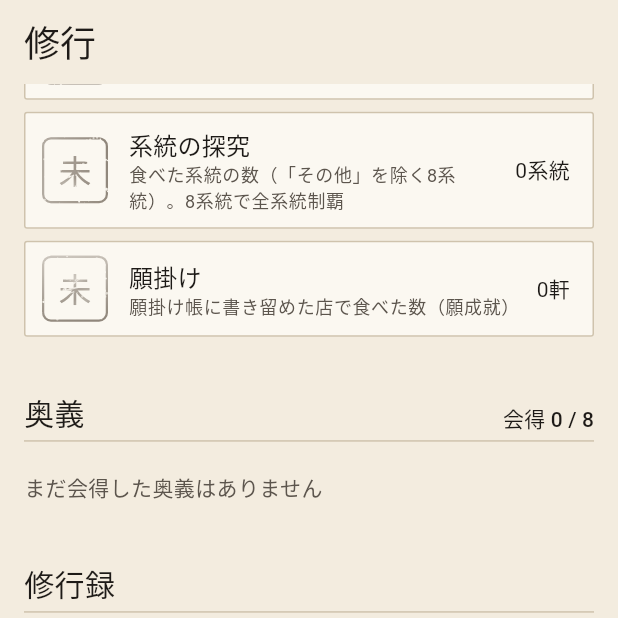
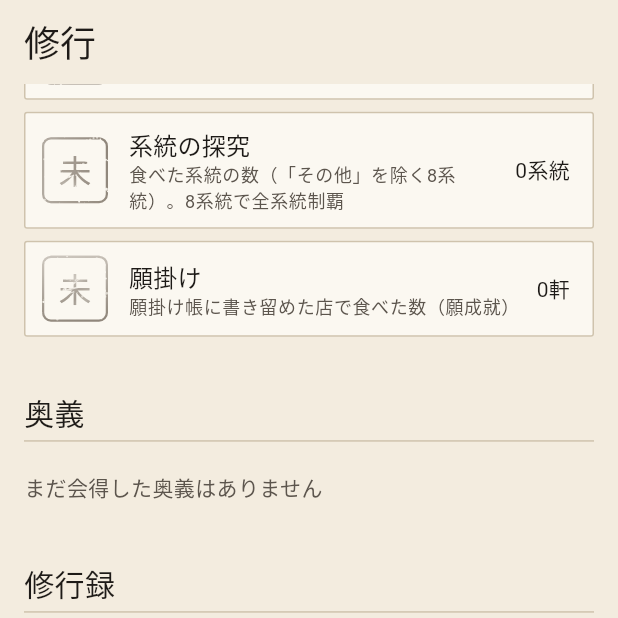
Before and after one commit to aiandrox/chakudon-quest, a Flutter app: the screen it shows after launch, item 3 of the bottom bar chosen, scrolled down 576 dp, on a phone screen of 412 x 824 dp, the top half of it. Run offline on Flutter 3.47's test engine with Material 3 defaults, Android fonts, the phone set to English and light mode, and no system bars; our stand-ins replace drift, drift_flutter, flutter_local_notifications, flutter_map, flutter_riverpod, geolocator and 4 more; missing offline and left inert: exif, file_selector; accounts and stored records are empty; generated files the repository leaves out were written again; Roboto replaces fonts that are missing (ShipporiMincho, YujiSyuku).

Commit message:
奥義の会得数をやめ、印に会得日を入れ、詳細では日付を文字で出さない (#138)
Co-authored-by: Claude Opus 5.5 <noreply@anthropic.com>

```diff
--- a/lib/features/quests/quest_list_screen.dart
+++ b/lib/features/quests/quest_list_screen.dart
@@ -4,7 +4,6 @@ import 'package:flutter_riverpod/flutter_riverpod.dart';
 import '../../l10n/app_localizations.dart';
 import '../../theme/washi.dart';
 import '../scoring/scoring_providers.dart';
-import '../records/date_format.dart';
 import '../visit_detail/visit_detail_screen.dart';
 import 'quest_seal.dart';
 import 'quests.dart';
@@ -40,10 +39,7 @@ class QuestSections extends ConsumerWidget {
         _SectionHeader(title: l10n.questStanding),
         for (final progress in standing) _QuestCard(progress: progress),
         const SizedBox(height: 24),
-        _SectionHeader(
-          title: l10n.questSpot,
-          summary: l10n.questSpotSummary(achieved.length, spot.length),
-        ),
+        _SectionHeader(title: l10n.questSpot),
         if (achieved.isEmpty)
           Padding(
             padding: const EdgeInsets.symmetric(vertical: 8),
@@ -67,22 +63,15 @@ class QuestSections extends ConsumerWidget {
 }
 
 class _SectionHeader extends StatelessWidget {
-  const _SectionHeader({required this.title, this.summary});
+  const _SectionHeader({required this.title});
 
   final String title;
-  final String? summary;
 
   @override
   Widget build(BuildContext context) {
-    final textTheme = Theme.of(context).textTheme;
     return Padding(
       padding: const EdgeInsets.only(top: 8, bottom: 4),
-      child: SectionTitle(
-        title,
-        trailing: summary == null
-            ? null
-            : Text(summary!, style: textTheme.titleSmall),
-      ),
+      child: SectionTitle(title),
     );
   }
 }
@@ -173,7 +162,12 @@ class _SpotSeal extends StatelessWidget {
           padding: const EdgeInsets.symmetric(vertical: 8),
           child: Column(
             children: [
-              QuestSeal(quest: quest, level: progress.level, size: 64),
+              QuestSeal(
+                quest: quest,
+                level: progress.level,
+                size: 64,
+                achievedAt: progress.levelAchievedAt.first,
+              ),
               const SizedBox(height: 6),
               Text(
                 quest.title,
@@ -206,7 +200,12 @@ class _SpotDetails extends StatelessWidget {
         child: Column(
           mainAxisSize: MainAxisSize.min,
           children: [
-            QuestSeal(quest: quest, level: progress.level, size: 96),
+            QuestSeal(
+              quest: quest,
+              level: progress.level,
+              size: 112,
+              achievedAt: by.visit.eatenAt,
+            ),
             const SizedBox(height: 12),
             Text(
               quest.title,
@@ -220,10 +219,7 @@ class _SpotDetails extends StatelessWidget {
             ),
             const SizedBox(height: 16),
             Text(
-              l10n.questSpotAchievedAt(
-                formatDate(by.visit.eatenAt),
-                by.shop.name,
-              ),
+              l10n.questSpotAchievedShop(by.shop.name),
               textAlign: TextAlign.center,
               style: textTheme.bodyLarge,
             ),
--- a/lib/features/quests/quest_seal.dart
+++ b/lib/features/quests/quest_seal.dart
@@ -5,6 +5,7 @@ import 'package:flutter/material.dart';
 import '../../l10n/app_localizations.dart';
 import '../../theme/ink_wear.dart';
 import '../../theme/washi.dart';
+import '../inkan/inkan_stamp.dart';
 import 'quests.dart';
 
 const _daiji = ['壱', '弐', '参', '肆', '伍', '陸', '漆', '捌', '玖', '拾'];
@@ -21,11 +22,15 @@ class QuestSeal extends StatelessWidget {
     required this.quest,
     required this.level,
     this.size = 52,
+    this.achievedAt,
   });
 
   final Quest quest;
   final int level;
   final double size;
+
+  /// 奥義の印に入れる、会得した日。
+  final DateTime? achievedAt;
 
   @override
   Widget build(BuildContext context) {
@@ -45,14 +50,41 @@ class QuestSeal extends StatelessWidget {
                 child: CustomPaint(
                   painter: _SpotSealPainter(design.shape),
                   child: Center(
-                    child: Text(
-                      design.glyph,
-                      style: TextStyle(
-                        fontFamily: Washi.brush,
-                        fontSize: size * 0.46,
-                        height: 1.05,
-                        color: Washi.shu,
-                      ),
+                    child: Column(
+                      mainAxisSize: MainAxisSize.min,
+                      children: [
+                        Text(
+                          design.glyph,
+                          style: TextStyle(
+                            fontFamily: Washi.brush,
+                            fontSize: size * (achievedAt == null ? 0.46 : 0.36),
+                            height: 1.0,
+                            color: Washi.shu,
+                          ),
+                        ),
+                        if (achievedAt case final at?)
+                          SizedBox(
+                            // 菱形と花は内側が狭いので、日付を小さくする。
+                            width:
+                                size *
+                                (design.shape == QuestSealShape.diamond ||
+                                        design.shape == QuestSealShape.flower
+                                    ? 0.38
+                                    : 0.5),
+                            child: FittedBox(
+                              child: Text(
+                                kanjiEraDate(l10n, at),
+                                textAlign: TextAlign.center,
+                                style: TextStyle(
+                                  fontFamily: Washi.brush,
+                                  fontSize: size * 0.12,
+                                  height: 0.95,
+                                  color: Washi.shu,
+                                ),
+                              ),
+                            ),
+                          ),
+                      ],
                     ),
                   ),
                 ),
--- a/lib/l10n/app_localizations.dart
+++ b/lib/l10n/app_localizations.dart
@@ -1966,209 +1966,209 @@ abstract class AppLocalizations {
   /// **'まだ会得した奥義はありません'**
   String get questSpotNone;
 
-  /// No description provided for @questSpotAchievedAt.
-  ///
-  /// In ja, this message translates to:
-  /// **'{date} {shop}にて会得'**
-  String questSpotAchievedAt(String date, String shop);
+  /// No description provided for @reviewEntry.
+  ///
+  /// In ja, this message translates to:
+  /// **'{year}年の振り返り'**
+  String reviewEntry(int year);
+
+  /// No description provided for @reviewInvite.
+  ///
+  /// In ja, this message translates to:
+  /// **'{year}年の修行を振り返りませんか'**
+  String reviewInvite(int year);
+
+  /// No description provided for @reviewInviteSub.
+  ///
+  /// In ja, this message translates to:
+  /// **'この一年の杯数・最高の一杯・会得した型をめくって見られます'**
+  String get reviewInviteSub;
+
+  /// No description provided for @reviewDismiss.
+  ///
+  /// In ja, this message translates to:
+  /// **'閉じる'**
+  String get reviewDismiss;
+
+  /// No description provided for @reviewCoverEra.
+  ///
+  /// In ja, this message translates to:
+  /// **'{era}{eraYear}年'**
+  String reviewCoverEra(String era, String eraYear);
+
+  /// No description provided for @reviewCoverYear.
+  ///
+  /// In ja, this message translates to:
+  /// **'（{year}年）の修行'**
+  String reviewCoverYear(int year);
+
+  /// No description provided for @reviewCoverHint.
+  ///
+  /// In ja, this message translates to:
+  /// **'左へめくって、一年を振り返る'**
+  String get reviewCoverHint;
+
+  /// No description provided for @reviewCoverEmpty.
+  ///
+  /// In ja, this message translates to:
+  /// **'この年の記録はありません'**
+  String get reviewCoverEmpty;
+
+  /// No description provided for @reviewYearOption.
+  ///
+  /// In ja, this message translates to:
+  /// **'{year}年'**
+  String reviewYearOption(int year);
+
+  /// No description provided for @reviewCountsTitle.
+  ///
+  /// In ja, this message translates to:
+  /// **'この一年で'**
+  String get reviewCountsTitle;
+
+  /// No description provided for @reviewBowls.
+  ///
+  /// In ja, this message translates to:
+  /// **'食べた杯数'**
+  String get reviewBowls;
+
+  /// No description provided for @reviewShops.
+  ///
+  /// In ja, this message translates to:
+  /// **'訪ねた店'**
+  String get reviewShops;
+
+  /// No description provided for @reviewShopCount.
+  ///
+  /// In ja, this message translates to:
+  /// **'{count}軒'**
+  String reviewShopCount(int count);
+
+  /// No description provided for @reviewRetreats.
+  ///
+  /// In ja, this message translates to:
+  /// **'撤退'**
+  String get reviewRetreats;
+
+  /// No description provided for @reviewRetreatCount.
+  ///
+  /// In ja, this message translates to:
+  /// **'{count}回'**
+  String reviewRetreatCount(int count);
+
+  /// No description provided for @reviewPoints.
+  ///
+  /// In ja, this message translates to:
+  /// **'得た修行点'**
+  String get reviewPoints;
+
+  /// No description provided for @reviewFavoriteTitle.
+  ///
+  /// In ja, this message translates to:
+  /// **'いちばん通った店'**
+  String get reviewFavoriteTitle;
+
+  /// No description provided for @reviewFavoriteLine.
+  ///
+  /// In ja, this message translates to:
+  /// **'この一年で {count}杯'**
+  String reviewFavoriteLine(int count);
+
+  /// No description provided for @reviewBestTitle.
+  ///
+  /// In ja, this message translates to:
+  /// **'最高の一杯'**
+  String get reviewBestTitle;
+
+  /// No description provided for @reviewWaitTitle.
+  ///
+  /// In ja, this message translates to:
+  /// **'いちばん並んだ一杯'**
+  String get reviewWaitTitle;
+
+  /// No description provided for @reviewMonthlyTitle.
+  ///
+  /// In ja, this message translates to:
+  /// **'月ごとの杯数'**
+  String get reviewMonthlyTitle;
+
+  /// No description provided for @reviewMonth.
+  ///
+  /// In ja, this message translates to:
+  /// **'{month}月'**
+  String reviewMonth(int month);
+
+  /// No description provided for @reviewMonthBowls.
+  ///
+  /// In ja, this message translates to:
+  /// **'{month}月 {count}杯'**
+  String reviewMonthBowls(int month, int count);
+
+  /// No description provided for @reviewAchievementsTitle.
+  ///
+  /// In ja, this message translates to:
+  /// **'この一年の成果'**
+  String get reviewAchievementsTitle;
+
+  /// No description provided for @reviewRanks.
+  ///
+  /// In ja, this message translates to:
+  /// **'上がった段位'**
+  String get reviewRanks;
+
+  /// No description provided for @reviewQuests.
+  ///
+  /// In ja, this message translates to:
+  /// **'会得した型と奥義'**
+  String get reviewQuests;
+
+  /// No description provided for @reviewWishes.
+  ///
+  /// In ja, this message translates to:
+  /// **'叶った願'**
+  String get reviewWishes;
+
+  /// No description provided for @reviewWishCount.
+  ///
+  /// In ja, this message translates to:
+  /// **'{count}軒'**
+  String reviewWishCount(int count);
+
+  /// No description provided for @reviewExpeditions.
+  ///
+  /// In ja, this message translates to:
+  /// **'遠征'**
+  String get reviewExpeditions;
+
+  /// No description provided for @reviewExpeditionCount.
+  ///
+  /// In ja, this message translates to:
+  /// **'{count}回'**
+  String reviewExpeditionCount(int count);
+
+  /// No description provided for @reviewClosingTitle.
+  ///
+  /// In ja, this message translates to:
+  /// **'締めのひとこと'**
+  String get reviewClosingTitle;
+
+  /// No description provided for @reviewSummaryLine.
+  ///
+  /// In ja, this message translates to:
+  /// **'{bowls}杯・{shops}軒・{points}点'**
+  String reviewSummaryLine(int bowls, int shops, int points);
+
+  /// No description provided for @questSpotAchievedShop.
+  ///
+  /// In ja, this message translates to:
+  /// **'{shop}にて会得'**
+  String questSpotAchievedShop(String shop);
 
   /// No description provided for @questSpotOpenShop.
   ///
   /// In ja, this message translates to:
   /// **'その一杯を見る'**
   String get questSpotOpenShop;
-
-  /// No description provided for @reviewEntry.
-  ///
-  /// In ja, this message translates to:
-  /// **'{year}年の振り返り'**
-  String reviewEntry(int year);
-
-  /// No description provided for @reviewInvite.
-  ///
-  /// In ja, this message translates to:
-  /// **'{year}年の修行を振り返りませんか'**
-  String reviewInvite(int year);
-
-  /// No description provided for @reviewInviteSub.
-  ///
-  /// In ja, this message translates to:
-  /// **'この一年の杯数・最高の一杯・会得した型をめくって見られます'**
-  String get reviewInviteSub;
-
-  /// No description provided for @reviewDismiss.
-  ///
-  /// In ja, this message translates to:
-  /// **'閉じる'**
-  String get reviewDismiss;
-
-  /// No description provided for @reviewCoverEra.
-  ///
-  /// In ja, this message translates to:
-  /// **'{era}{eraYear}年'**
-  String reviewCoverEra(String era, String eraYear);
-
-  /// No description provided for @reviewCoverYear.
-  ///
-  /// In ja, this message translates to:
-  /// **'（{year}年）の修行'**
-  String reviewCoverYear(int year);
-
-  /// No description provided for @reviewCoverHint.
-  ///
-  /// In ja, this message translates to:
-  /// **'左へめくって、一年を振り返る'**
-  String get reviewCoverHint;
-
-  /// No description provided for @reviewCoverEmpty.
-  ///
-  /// In ja, this message translates to:
-  /// **'この年の記録はありません'**
-  String get reviewCoverEmpty;
-
-  /// No description provided for @reviewYearOption.
-  ///
-  /// In ja, this message translates to:
-  /// **'{year}年'**
-  String reviewYearOption(int year);
-
-  /// No description provided for @reviewCountsTitle.
-  ///
-  /// In ja, this message translates to:
-  /// **'この一年で'**
-  String get reviewCountsTitle;
-
-  /// No description provided for @reviewBowls.
-  ///
-  /// In ja, this message translates to:
-  /// **'食べた杯数'**
-  String get reviewBowls;
-
-  /// No description provided for @reviewShops.
-  ///
-  /// In ja, this message translates to:
-  /// **'訪ねた店'**
-  String get reviewShops;
-
-  /// No description provided for @reviewShopCount.
-  ///
-  /// In ja, this message translates to:
-  /// **'{count}軒'**
-  String reviewShopCount(int count);
-
-  /// No description provided for @reviewRetreats.
-  ///
-  /// In ja, this message translates to:
-  /// **'撤退'**
-  String get reviewRetreats;
-
-  /// No description provided for @reviewRetreatCount.
-  ///
-  /// In ja, this message translates to:
-  /// **'{count}回'**
-  String reviewRetreatCount(int count);
-
-  /// No description provided for @reviewPoints.
-  ///
-  /// In ja, this message translates to:
-  /// **'得た修行点'**
-  String get reviewPoints;
-
-  /// No description provided for @reviewFavoriteTitle.
-  ///
-  /// In ja, this message translates to:
-  /// **'いちばん通った店'**
-  String get reviewFavoriteTitle;
-
-  /// No description provided for @reviewFavoriteLine.
-  ///
-  /// In ja, this message translates to:
-  /// **'この一年で {count}杯'**
-  String reviewFavoriteLine(int count);
-
-  /// No description provided for @reviewBestTitle.
-  ///
-  /// In ja, this message translates to:
-  /// **'最高の一杯'**
-  String get reviewBestTitle;
-
-  /// No description provided for @reviewWaitTitle.
-  ///
-  /// In ja, this message translates to:
-  /// **'いちばん並んだ一杯'**
-  String get reviewWaitTitle;
-
-  /// No description provided for @reviewMonthlyTitle.
-  ///
-  /// In ja, this message translates to:
-  /// **'月ごとの杯数'**
-  String get reviewMonthlyTitle;
-
-  /// No description provided for @reviewMonth.
-  ///
-  /// In ja, this message translates to:
-  /// **'{month}月'**
-  String reviewMonth(int month);
-
-  /// No description provided for @reviewMonthBowls.
-  ///
-  /// In ja, this message translates to:
-  /// **'{month}月 {count}杯'**
-  String reviewMonthBowls(int month, int count);
-
-  /// No description provided for @reviewAchievementsTitle.
-  ///
-  /// In ja, this message translates to:
-  /// **'この一年の成果'**
-  String get reviewAchievementsTitle;
-
-  /// No description provided for @reviewRanks.
-  ///
-  /// In ja, this message translates to:
-  /// **'上がった段位'**
-  String get reviewRanks;
-
-  /// No description provided for @reviewQuests.
-  ///
-  /// In ja, this message translates to:
-  /// **'会得した型と奥義'**
-  String get reviewQuests;
-
-  /// No description provided for @reviewWishes.
-  ///
-  /// In ja, this message translates to:
-  /// **'叶った願'**
-  String get reviewWishes;
-
-  /// No description provided for @reviewWishCount.
-  ///
-  /// In ja, this message translates to:
-  /// **'{count}軒'**
-  String reviewWishCount(int count);
-
-  /// No description provided for @reviewExpeditions.
-  ///
-  /// In ja, this message translates to:
-  /// **'遠征'**
-  String get reviewExpeditions;
-
-  /// No description provided for @reviewExpeditionCount.
-  ///
-  /// In ja, this message translates to:
-  /// **'{count}回'**
-  String reviewExpeditionCount(int count);
-
-  /// No description provided for @reviewClosingTitle.
-  ///
-  /// In ja, this message translates to:
-  /// **'締めのひとこと'**
-  String get reviewClosingTitle;
-
-  /// No description provided for @reviewSummaryLine.
-  ///
-  /// In ja, this message translates to:
-  /// **'{bowls}杯・{shops}軒・{points}点'**
-  String reviewSummaryLine(int bowls, int shops, int points);
 }
 
 class _AppLocalizationsDelegate
```
Also changed, not shown: lib/l10n/app_ja.arb (+4 -4 lines), lib/l10n/app_localizations_ja.dart (+8 -8 lines), 1 other file.
